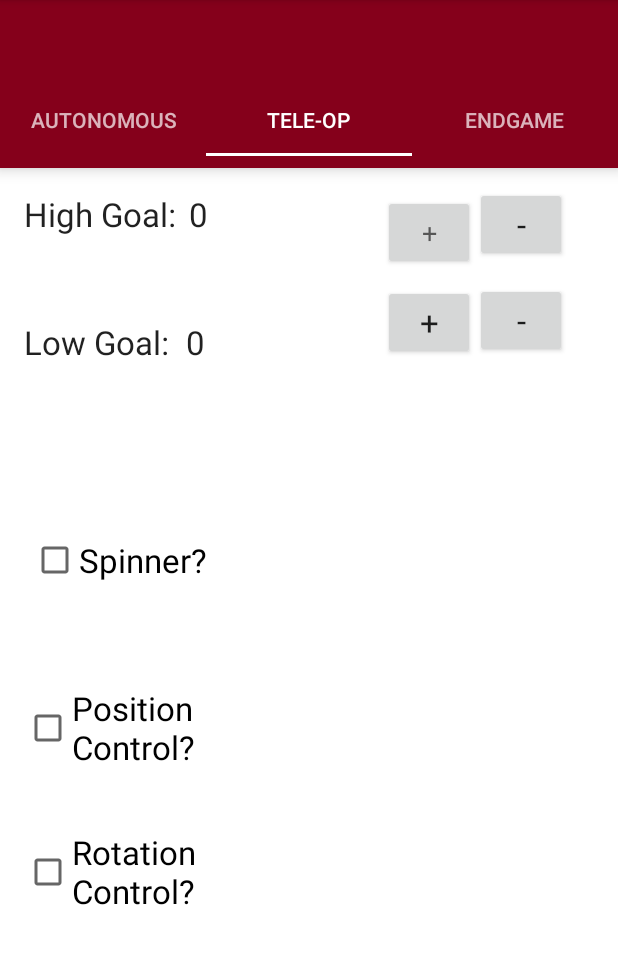
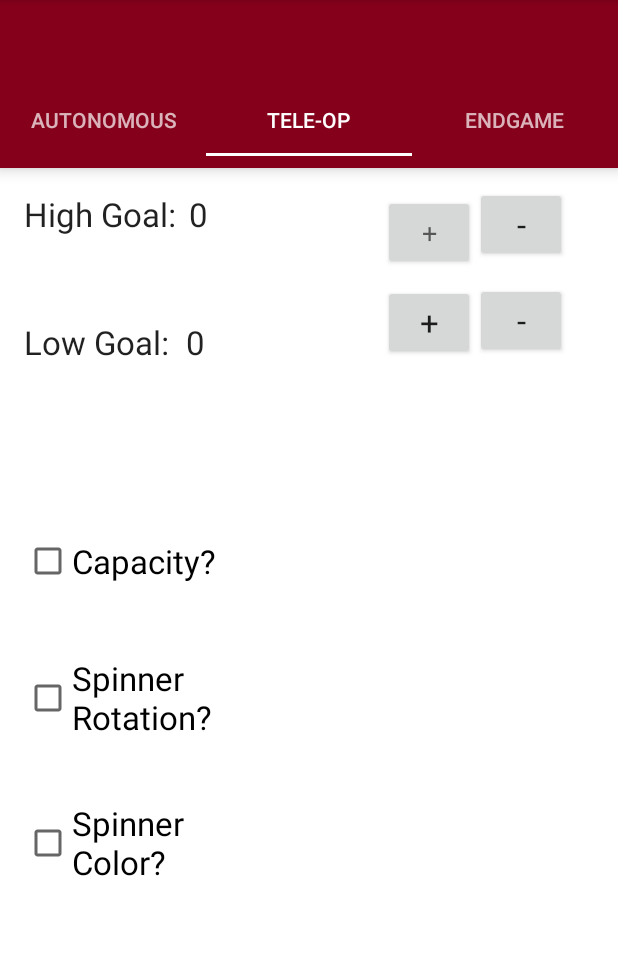
Before and after one commit to CRRobotics/Scouter2020, an Android app: the screen it shows after launch (MainActivity), tab 2 chosen, on a phone screen of 412 x 824 dp, the part 84-1048 px from its top. Run offline under Robolectric (Android 15) with nearby library versions, the phone set to English and light mode, and no system bars; 3 statements that could not run were skipped.

Commit message:
fixed tab 2

```diff
--- a/BigScouting2020/app/src/main/res/layout/fragment_tab2.xml
+++ b/BigScouting2020/app/src/main/res/layout/fragment_tab2.xml
@@ -45,29 +45,29 @@
         android:layout_height="64dp"
         android:layout_marginStart="16dp"
         android:layout_marginTop="204dp"
-        android:text="Rotation Control?"
+        android:text="Spinner Color?"
         android:textAppearance="@style/TextAppearance.AppCompat.Large"
         app:layout_constraintBottom_toBottomOf="parent"
         app:layout_constraintEnd_toEndOf="parent"
         app:layout_constraintHorizontal_bias="0.0"
         app:layout_constraintStart_toStartOf="parent"
         app:layout_constraintTop_toTopOf="parent"
-        app:layout_constraintVertical_bias="0.602" />
+        app:layout_constraintVertical_bias="0.551" />
 
     <CheckBox
         android:id="@+id/checkBox4"
-        android:layout_width="130dp"
-        android:layout_height="43dp"
+        android:layout_width="128dp"
+        android:layout_height="65dp"
         android:layout_marginStart="16dp"
         android:layout_marginTop="204dp"
-        android:text="Spinner?"
+        android:text="Spinner Rotation?"
         android:textAppearance="@style/TextAppearance.AppCompat.Large"
         app:layout_constraintBottom_toBottomOf="parent"
         app:layout_constraintEnd_toEndOf="parent"
-        app:layout_constraintHorizontal_bias="0.018"
+        app:layout_constraintHorizontal_bias="0.0"
         app:layout_constraintStart_toStartOf="parent"
         app:layout_constraintTop_toTopOf="parent"
-        app:layout_constraintVertical_bias="0.088" />
+        app:layout_constraintVertical_bias="0.302" />
 
     <CheckBox
         android:id="@+id/checkBox3"
@@ -75,14 +75,14 @@
         android:layout_height="64dp"
         android:layout_marginStart="16dp"
         android:layout_marginTop="204dp"
-        android:text="Position Control?"
+        android:text="Capacity?"
         android:textAppearance="@style/TextAppearance.AppCompat.Large"
         app:layout_constraintBottom_toBottomOf="parent"
         app:layout_constraintEnd_toEndOf="parent"
         app:layout_constraintHorizontal_bias="0.0"
         app:layout_constraintStart_toStartOf="parent"
         app:layout_constraintTop_toTopOf="parent"
-        app:layout_constraintVertical_bias="0.354" />
+        app:layout_constraintVertical_bias="0.067" />
 
     <Button
         android:id="@+id/lowGoalPlus"
```
